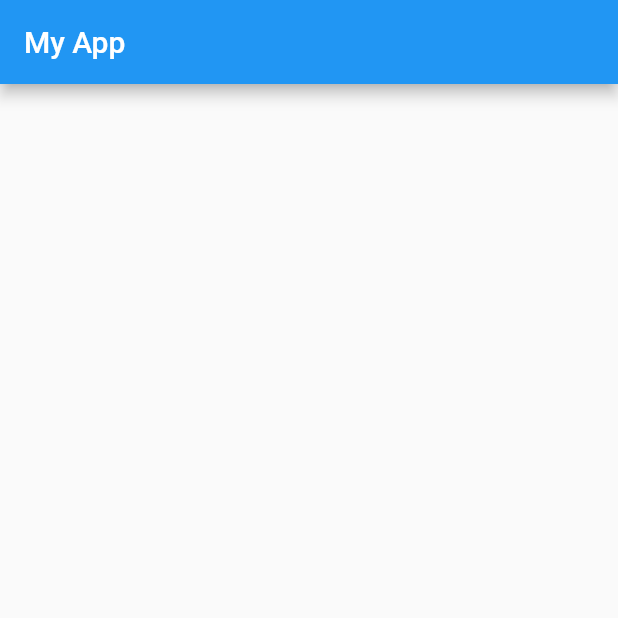
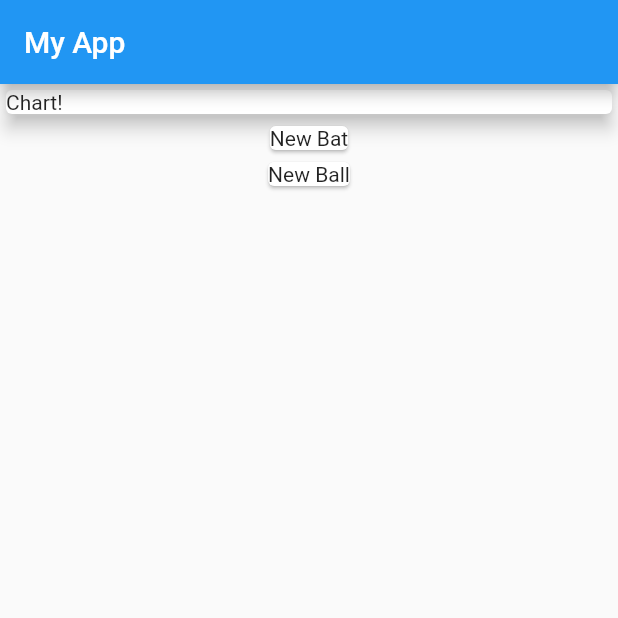
Before and after one commit to devraselhossen/Personal_Expanses_App, a Flutter app: the screen it shows after launch, on a phone screen of 412 x 824 dp, the top half of it. Run offline on Flutter 3.47's test engine with Material 2 defaults, Android fonts, the light colour scheme and no system bars.

Commit message:
second cimmite

```diff
--- a/lib/home.dart
+++ b/lib/home.dart
@@ -1,13 +1,23 @@
+// ignore_for_file: prefer_const_constructors, sized_box_for_whitespace
+
+import 'package:add_product_demo/transaction.dart';
 import 'package:flutter/material.dart';
 
 class Home extends StatefulWidget {
-  const Home({ Key? key }) : super(key: key);
+  const Home({Key? key}) : super(key: key);
 
   @override
   State<Home> createState() => _HomeState();
 }
 
 class _HomeState extends State<Home> {
+  final List<Transaction> transactions = [
+    Transaction(
+        id: "t1", title: "New Bat", amount: 780.50, date: DateTime.now()),
+    Transaction(
+        id: "t2", title: "New Ball", amount: 70.50, date: DateTime.now()),
+  ];
+
   @override
   Widget build(BuildContext context) {
     return Scaffold(
@@ -16,7 +26,20 @@ class _HomeState extends State<Home> {
       ),
       body: Column(
         children: [
-
+          Container(
+            width: double.infinity,
+            child: Card(
+              elevation: 5,
+              child: Text("Chart!"),
+            ),
+          ),
+          Column(
+            children: transactions.map((tx) {
+              return Card(
+                child: Text(tx.title),
+              );
+            }).toList()
+          )
         ],
       ),
     );
--- /dev/null
+++ b/lib/transaction.dart
@@ -0,0 +1,13 @@
+class Transaction {
+  final String id;
+  final String title;
+  final double amount;
+  final DateTime date;
+
+  Transaction({
+    required this.id,
+    required this.title,
+    required this.amount,
+    required this.date,
+  });
+}
```
